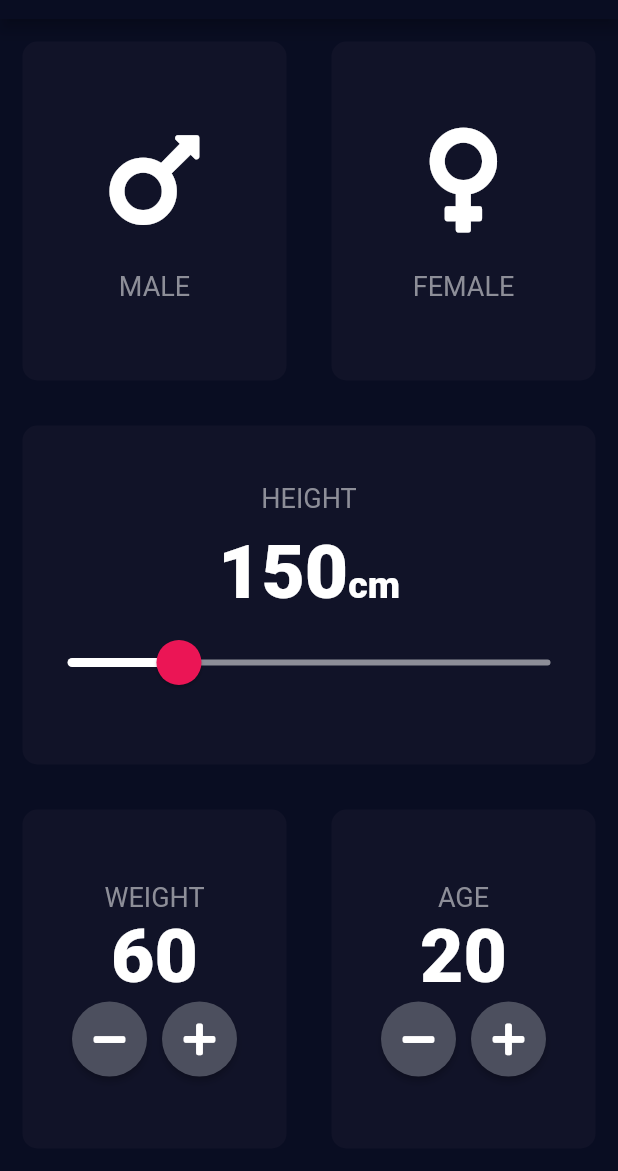
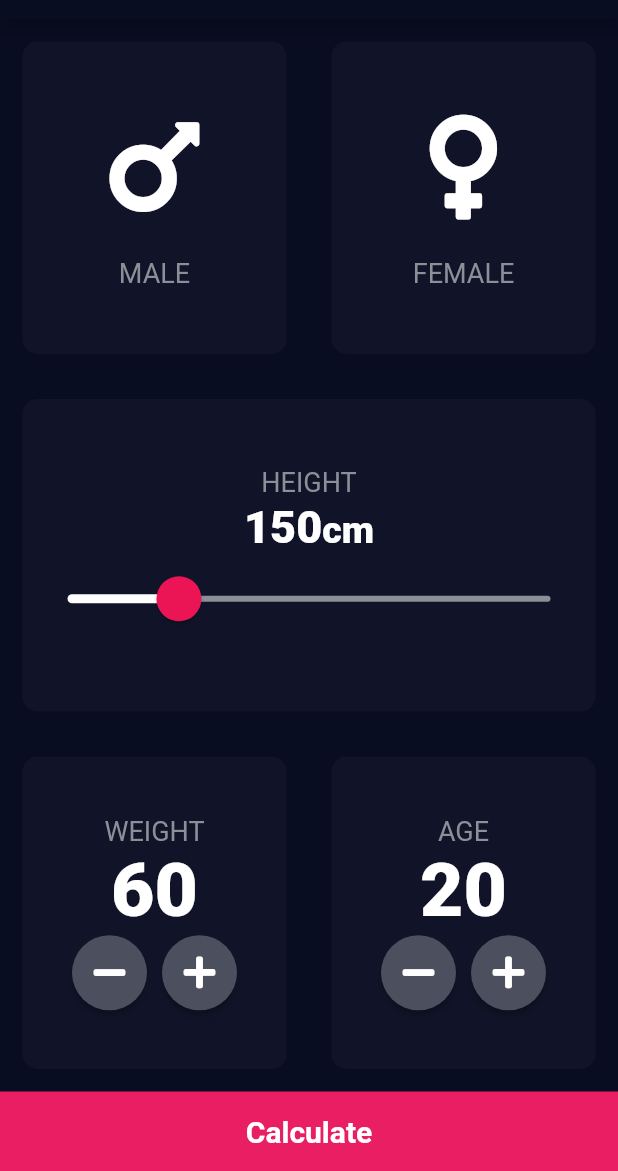
Before and after one commit to aykuttasil/flutter-samples, a Flutter app: the screen it shows after launch, on a phone screen of 412 x 824 dp, the part 65-1236 px from its top. Run offline on Flutter 3.47's test engine with Material 2 defaults, Android fonts, the phone set to English and light mode, and no system bars; our stand-ins replace audioplayers, font_awesome_flutter, google_fonts.

Commit message:
bmi calc is ok

```diff
--- a/lib/main.dart
+++ b/lib/main.dart
@@ -1,9 +1,7 @@
 import 'package:flutter/material.dart';
 import 'package:sample/pages/bmi_calculator.dart';
 
-void main() {
-  runApp(MyApp());
-}
+void main() => runApp(MyApp());
 
 class MyApp extends StatelessWidget {
   // This widget is the root of your application.
--- a/lib/pages/bmi_calculator.dart
+++ b/lib/pages/bmi_calculator.dart
@@ -1,6 +1,8 @@
 import 'package:flutter/cupertino.dart';
 import 'package:flutter/material.dart';
 import 'package:font_awesome_flutter/font_awesome_flutter.dart';
+
+import 'bmi_result_page.dart';
 
 const labelTextStyle = TextStyle(
   fontSize: 18.0,
@@ -15,6 +17,8 @@ const activeCardColour = Color(0xFF1D1E33);
 const inactiveCardColour = Color(0XFF111328);
 const bottomContainerColour = Color(0xFFEB1555);
 
+enum GenderType { MALE, FEMALE, NOTHING }
+
 class BMICalculator extends StatelessWidget {
   @override
   Widget build(BuildContext context) {
@@ -23,6 +27,9 @@ class BMICalculator extends StatelessWidget {
           scaffoldBackgroundColor: scaffoldBackgroundColor,
           primaryColor: appPrimaryColor),
       home: InputPage(),
+      routes: {
+        '/result': (context) => ResultPage(),
+      },
     );
   }
 }
@@ -31,8 +38,6 @@ class InputPage extends StatefulWidget {
   @override
   _InputPageState createState() => _InputPageState();
 }
-
-enum GenderType { MALE, FEMALE, NOTHING }
 
 class _InputPageState extends State<InputPage> {
   GenderType selectedGender;
@@ -93,7 +98,7 @@ class _InputPageState extends State<InputPage> {
                     style: labelTextStyle,
                   ),
                   SizedBox(
-                    height: 10,
+                    height: 2,
                   ),
                   Row(
                     mainAxisAlignment: MainAxisAlignment.center,
@@ -103,7 +108,7 @@ class _InputPageState extends State<InputPage> {
                       Text(
                         height.toString(),
                         style: TextStyle(
-                          fontSize: 50,
+                          fontSize: 30,
                           fontWeight: FontWeight.w900,
                         ),
                       ),
@@ -236,7 +241,49 @@ class _InputPageState extends State<InputPage> {
               ],
             ),
           ),
+          BottomButton(
+            title: 'Calculate',
+            onPressed: () {
+              var bmiHandle = BMIHandle(weight: weight, height: height);
+
+              Navigator.push(
+                context,
+                MaterialPageRoute(
+                  builder: (context) => ResultPage(
+                    bmiResult: bmiHandle.calculateBMI(),
+                    resultText: bmiHandle.getResult(),
+                    interpretation: bmiHandle.getInterpretation(),
+                  ),
+                ),
+              );
+              // Navigator.pushNamed(context, '/result');
+            },
+          ),
         ],
+      ),
+    );
+  }
+}
+
+class BottomButton extends StatelessWidget {
+  final String title;
+  final Function onPressed;
+
+  BottomButton({this.title, this.onPressed});
+
+  @override
+  Widget build(BuildContext context) {
+    return GestureDetector(
+      onTap: onPressed,
+      child: Container(
+        padding: EdgeInsets.all(15),
+        color: Colors.pink,
+        child: Center(
+          child: Text(
+            title,
+            style: TextStyle(fontSize: 20, fontWeight: FontWeight.bold),
+          ),
+        ),
       ),
     );
   }
```
Also changed, not shown: lib/pages/bmi_result_page.dart (added, +124 -0 lines).
